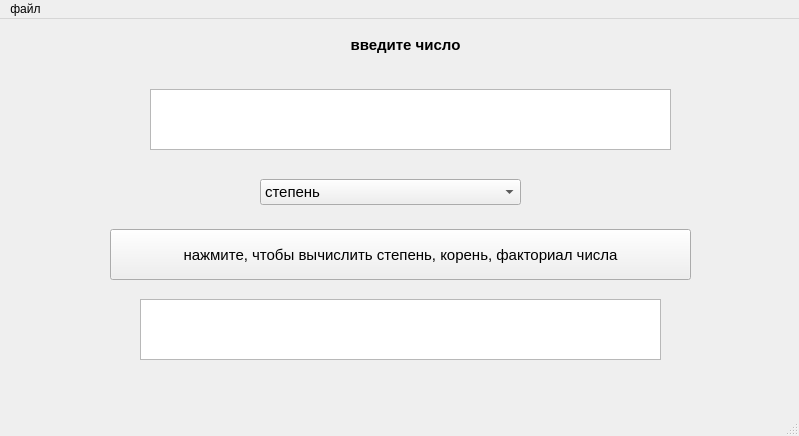
Above: mainwindow.ui from poleshko-ann/practic.laba1 before the change. Below: the same form after it.
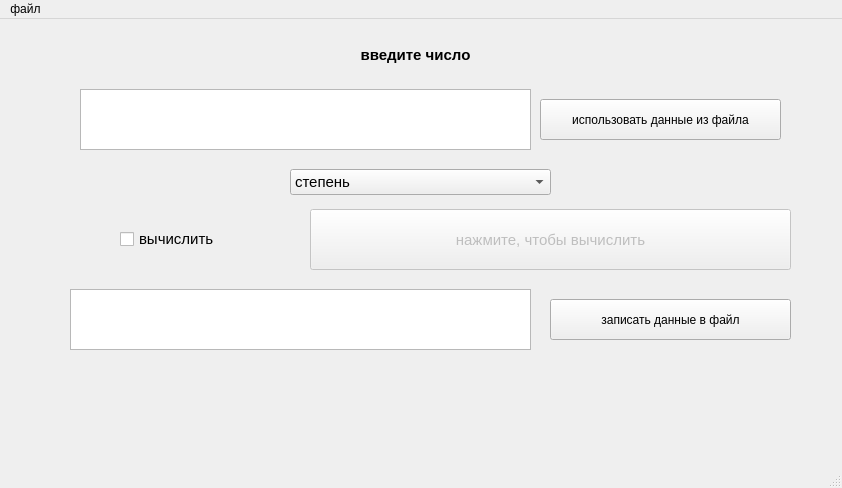
That is the form after the change.

Patch:
```diff
--- a/mainwindow.ui
+++ b/mainwindow.ui
@@ -6,8 +6,8 @@
    <rect>
     <x>0</x>
     <y>0</y>
-    <width>799</width>
-    <height>436</height>
+    <width>842</width>
+    <height>488</height>
    </rect>
   </property>
   <property name="windowTitle">
@@ -17,8 +17,8 @@
    <widget class="QLabel" name="label">
     <property name="geometry">
      <rect>
-      <x>20</x>
-      <y>0</y>
+      <x>30</x>
+      <y>10</y>
       <width>771</width>
       <height>51</height>
      </rect>
@@ -44,12 +44,15 @@
     </property>
    </widget>
    <widget class="QPushButton" name="pushButton">
+    <property name="enabled">
+     <bool>false</bool>
+    </property>
     <property name="geometry">
      <rect>
-      <x>110</x>
-      <y>210</y>
-      <width>581</width>
-      <height>51</height>
+      <x>310</x>
+      <y>190</y>
+      <width>481</width>
+      <height>61</height>
      </rect>
     </property>
     <property name="font">
@@ -58,15 +61,15 @@
      </font>
     </property>
     <property name="text">
-     <string>нажмите, чтобы вычислить степень, корень, факториал числа</string>
+     <string>нажмите, чтобы вычислить</string>
     </property>
    </widget>
    <widget class="QTextEdit" name="textEdit">
     <property name="geometry">
      <rect>
-      <x>150</x>
+      <x>80</x>
       <y>70</y>
-      <width>521</width>
+      <width>451</width>
       <height>61</height>
      </rect>
     </property>
@@ -74,9 +77,9 @@
    <widget class="QTextEdit" name="textEdit_2">
     <property name="geometry">
      <rect>
-      <x>140</x>
-      <y>280</y>
-      <width>521</width>
+      <x>70</x>
+      <y>270</y>
+      <width>461</width>
       <height>61</height>
      </rect>
     </property>
@@ -84,8 +87,8 @@
    <widget class="QComboBox" name="comboBox">
     <property name="geometry">
      <rect>
-      <x>260</x>
-      <y>160</y>
+      <x>290</x>
+      <y>150</y>
       <width>261</width>
       <height>26</height>
      </rect>
@@ -115,13 +118,57 @@
      </property>
     </item>
    </widget>
+   <widget class="QCheckBox" name="checkBox">
+    <property name="geometry">
+     <rect>
+      <x>120</x>
+      <y>210</y>
+      <width>161</width>
+      <height>20</height>
+     </rect>
+    </property>
+    <property name="font">
+     <font>
+      <pointsize>11</pointsize>
+     </font>
+    </property>
+    <property name="text">
+     <string>вычислить</string>
+    </property>
+   </widget>
+   <widget class="QPushButton" name="pushButton_2">
+    <property name="geometry">
+     <rect>
+      <x>540</x>
+      <y>80</y>
+      <width>241</width>
+      <height>41</height>
+     </rect>
+    </property>
+    <property name="text">
+     <string>использовать данные из файла</string>
+    </property>
+   </widget>
+   <widget class="QPushButton" name="pushButton_3">
+    <property name="geometry">
+     <rect>
+      <x>550</x>
+      <y>280</y>
+      <width>241</width>
+      <height>41</height>
+     </rect>
+    </property>
+    <property name="text">
+     <string>записать данные в файл</string>
+    </property>
+   </widget>
   </widget>
   <widget class="QMenuBar" name="menubar">
    <property name="geometry">
     <rect>
      <x>0</x>
      <y>0</y>
-     <width>799</width>
+     <width>842</width>
      <height>26</height>
     </rect>
    </property>
```
